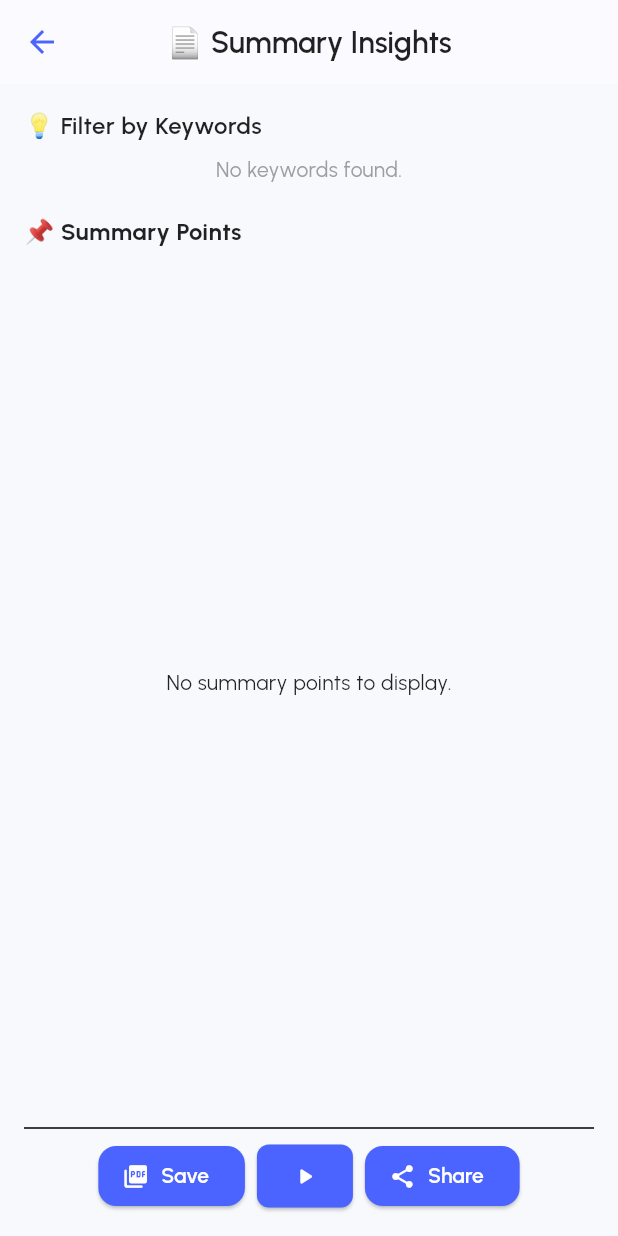
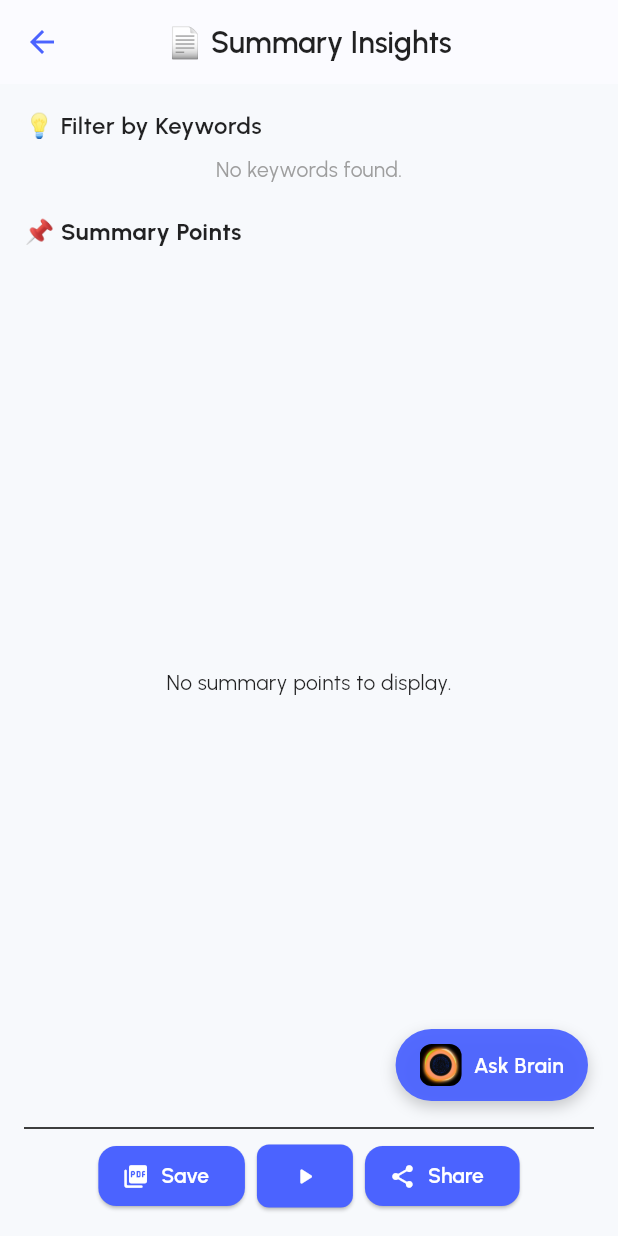
Before and after one commit to rly09/pdf_brain, a Flutter app: the ResultScreen screen opened directly with empty values, on a phone screen of 412 x 824 dp. Run offline on Flutter 3.47's test engine with Material 3 defaults, Android fonts, the light colour scheme and no system bars; our stand-ins replace file_picker, flutter_tts, google_fonts, share_plus; missing offline and left inert: syncfusion_flutter_pdf.

Commit message:
adding chatbot button

```diff
--- a/lib/screens/result_screen.dart
+++ b/lib/screens/result_screen.dart
@@ -3,6 +3,7 @@ import 'package:flutter/foundation.dart';
 import 'package:flutter/material.dart';
 import 'package:flutter_tts/flutter_tts.dart';
 import 'package:path_provider/path_provider.dart';
+import 'package:pdf_brain/widgets/ask_brain.dart';
 import 'package:share_plus/share_plus.dart';
 import 'package:syncfusion_flutter_pdf/pdf.dart';
 
@@ -90,7 +91,6 @@ class _ResultScreenState extends State<ResultScreen> {
       }
     });
 
-    // Start speaking automatically after the screen builds
     WidgetsBinding.instance.addPostFrameCallback((_) {
       if (filteredSummary.isNotEmpty) {
         _startSpeaking();
@@ -116,11 +116,9 @@ class _ResultScreenState extends State<ResultScreen> {
       });
       _speak(filteredSummary[currentReadIndex]);
     } else {
-      // Restart if out of bounds
       _startSpeaking();
     }
   }
-
 
   void _startSpeaking() {
     if (filteredSummary.isEmpty) return;
@@ -152,7 +150,9 @@ class _ResultScreenState extends State<ResultScreen> {
         title: const Text("📄 Summary Insights"),
         centerTitle: true,
       ),
-      body: Padding(
+      body: Stack(
+        children: [
+          Padding(
             padding: const EdgeInsets.all(16),
             child: Column(
               children: [
@@ -170,8 +170,10 @@ class _ResultScreenState extends State<ResultScreen> {
                     : Wrap(
                         spacing: 8,
                         runSpacing: 4,
-                    children: filteredKeywords.map((keyword) {
-                      final isSelected = selectedKeywords.contains(keyword);
+                        children: filteredKeywords.map(
+                          (keyword) {
+                            final isSelected =
+                                selectedKeywords.contains(keyword);
                             return FilterChip(
                               label: Text(keyword),
                               selected: isSelected,
@@ -185,7 +187,8 @@ class _ResultScreenState extends State<ResultScreen> {
                                 });
                               },
                             );
-                    }).toList(),
+                          },
+                        ).toList(),
                       ),
                 const SizedBox(height: 20),
                 const Align(
@@ -198,7 +201,8 @@ class _ResultScreenState extends State<ResultScreen> {
                 const SizedBox(height: 10),
                 Expanded(
                   child: filteredSummary.isEmpty
-                  ? const Center(child: Text("No summary points to display."))
+                      ? const Center(
+                          child: Text("No summary points to display."))
                       : ListView.separated(
                           itemCount: filteredSummary.length,
                           separatorBuilder: (_, __) =>
@@ -220,7 +224,8 @@ class _ResultScreenState extends State<ResultScreen> {
                               child: Row(
                                 crossAxisAlignment: CrossAxisAlignment.start,
                                 children: [
-                              const Text("• ", style: TextStyle(fontSize: 18)),
+                                  const Text("• ",
+                                      style: TextStyle(fontSize: 18)),
                                   Expanded(
                                     child: Text(
                                       filteredSummary[index],
@@ -252,7 +257,8 @@ class _ResultScreenState extends State<ResultScreen> {
                     const SizedBox(width: 8),
                     ElevatedButton(
                       style: ElevatedButton.styleFrom(
-                    padding: const EdgeInsets.symmetric(horizontal: 12, vertical: 12),
+                        padding: const EdgeInsets.symmetric(
+                            horizontal: 12, vertical: 12),
                         shape: RoundedRectangleBorder(
                           borderRadius: BorderRadius.circular(8),
                         ),
@@ -261,17 +267,20 @@ class _ResultScreenState extends State<ResultScreen> {
                         if (isReading) {
                           _pauseSpeaking();
                         } else if (filteredSummary.isNotEmpty) {
-                      _resumeSpeaking() ;
+                          _resumeSpeaking();
                         }
                       },
                       child: Icon(
-                    isReading ? Icons.pause_rounded : Icons.play_arrow_rounded,
+                        isReading
+                            ? Icons.pause_rounded
+                            : Icons.play_arrow_rounded,
                         color: Colors.white,
                       ),
                     ),
                     const SizedBox(width: 8),
                     ElevatedButton.icon(
-                  icon: const Icon(Icons.share_rounded, color: Colors.white),
+                      icon:
+                          const Icon(Icons.share_rounded, color: Colors.white),
                       label: const Text("Share"),
                       onPressed: _shareSummary,
                     ),
@@ -280,6 +289,9 @@ class _ResultScreenState extends State<ResultScreen> {
               ],
             ),
           ),
+          AskBrain(),
+        ],
+      ),
     );
   }
 }
--- /dev/null
+++ b/lib/widgets/ask_brain.dart
@@ -0,0 +1,64 @@
+import 'package:flutter/material.dart';
+
+class AskBrain extends StatelessWidget {
+  const AskBrain({super.key});
+
+  @override
+  Widget build(BuildContext context) {
+    final theme = Theme.of(context);
+    return Positioned(
+      bottom: 90,
+      right: 20,
+      child: GestureDetector(
+        onTap: () {
+          // TODO: Replace with your chatbot logic later
+          ScaffoldMessenger.of(context).showSnackBar(
+            const SnackBar(
+                content: Text("🧠 Chatbot will be added soon!")),
+          );
+        },
+        child: Container(
+          padding:
+          const EdgeInsets.symmetric(horizontal: 16, vertical: 10),
+          decoration: BoxDecoration(
+            color: theme.colorScheme.primary.withOpacity(0.95),
+            borderRadius: BorderRadius.circular(30),
+            boxShadow: [
+              BoxShadow(
+                color: Colors.black.withOpacity(0.2),
+                blurRadius: 8,
+                offset: const Offset(0, 4),
+              ),
+            ],
+          ),
+          child: Row(
+            mainAxisSize: MainAxisSize.min,
+            children: [
+              Row(
+                mainAxisSize: MainAxisSize.min,
+                children: [
+                  ClipRRect(
+                    borderRadius: BorderRadius.circular(8),
+                    // adjust for more/less rounding
+                    child: Image.asset(
+                      'assets/icons/brain_icon.png',
+                      width: 28,
+                      height: 28,
+                      fit: BoxFit.cover,
+                    ),
+                  ),
+                  SizedBox(width: 8),
+                  Text(
+                    "Ask Brain",
+                    style: TextStyle(
+                        color: Colors.white, fontWeight: FontWeight.w600),
+                  ),
+                ],
+              ),
+            ],
+          ),
+        ),
+      ),
+    );
+  }
+}
--- a/pubspec.yaml
+++ b/pubspec.yaml
@@ -30,6 +30,7 @@ flutter:
 
   assets:
     - assets/icon.png
+    - assets/icons/brain_icon.png
 
 flutter_icons:
   android: true
```
Also changed, not shown: assets/icons/brain_icon.png (added). Lines whose indentation alone changed are shown as unchanged.
